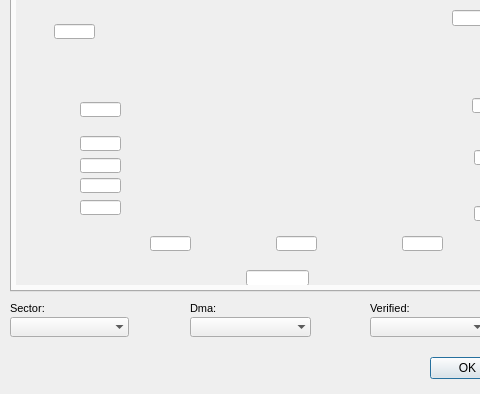
Qt form ui/ud_man_arc.ui (Giswater/giswater_qgis_plugin) before a commit; both pictures show x 0 to 480 and y 273 to 667 of the 599 by 667 pixel window.
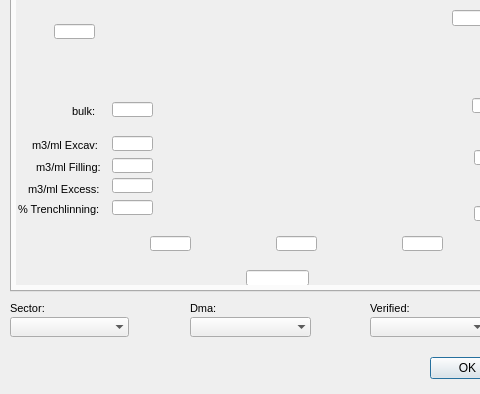
The same form after that commit. The open tabs and pages were chosen to show the change.

The edit to the form file:
```diff
--- a/ui/ud_man_arc.ui
+++ b/ui/ud_man_arc.ui
@@ -9289,8 +9289,8 @@
        <rect>
         <x>0</x>
         <y>0</y>
-        <width>560</width>
-        <height>407</height>
+        <width>98</width>
+        <height>28</height>
        </rect>
       </property>
       <attribute name="label">
@@ -9336,7 +9336,7 @@
       <widget class="QLineEdit" name="m3mlexc_2">
        <property name="geometry">
         <rect>
-         <x>64</x>
+         <x>96</x>
          <y>258</y>
          <width>41</width>
          <height>15</height>
@@ -9373,7 +9373,7 @@
       <widget class="QLineEdit" name="m3mlexcess_2">
        <property name="geometry">
         <rect>
-         <x>64</x>
+         <x>96</x>
          <y>300</y>
          <width>41</width>
          <height>15</height>
@@ -9484,7 +9484,7 @@
       <widget class="QLineEdit" name="m2mltrenchl_2">
        <property name="geometry">
         <rect>
-         <x>64</x>
+         <x>96</x>
          <y>322</y>
          <width>41</width>
          <height>15</height>
@@ -9558,7 +9558,7 @@
       <widget class="QLineEdit" name="bulk">
        <property name="geometry">
         <rect>
-         <x>64</x>
+         <x>96</x>
          <y>224</y>
          <width>41</width>
          <height>15</height>
@@ -9854,7 +9854,7 @@
       <widget class="QLineEdit" name="m3mlfill_2">
        <property name="geometry">
         <rect>
-         <x>64</x>
+         <x>96</x>
          <y>280</y>
          <width>41</width>
          <height>15</height>
@@ -9925,6 +9925,171 @@
         <set>Qt::AlignCenter</set>
        </property>
       </widget>
+      <widget class="QLabel" name="label_date_event_to_4">
+       <property name="geometry">
+        <rect>
+         <x>20</x>
+         <y>278</y>
+         <width>73</width>
+         <height>22</height>
+        </rect>
+       </property>
+       <property name="font">
+        <font>
+         <pointsize>8</pointsize>
+        </font>
+       </property>
+       <property name="frameShape">
+        <enum>QFrame::NoFrame</enum>
+       </property>
+       <property name="frameShadow">
+        <enum>QFrame::Raised</enum>
+       </property>
+       <property name="text">
+        <string>m3/ml Filling:</string>
+       </property>
+       <property name="textFormat">
+        <enum>Qt::AutoText</enum>
+       </property>
+       <property name="scaledContents">
+        <bool>false</bool>
+       </property>
+       <property name="margin">
+        <number>3</number>
+       </property>
+      </widget>
+      <widget class="QLabel" name="label_date_event_to_6">
+       <property name="geometry">
+        <rect>
+         <x>56</x>
+         <y>222</y>
+         <width>39</width>
+         <height>22</height>
+        </rect>
+       </property>
+       <property name="font">
+        <font>
+         <pointsize>8</pointsize>
+        </font>
+       </property>
+       <property name="frameShape">
+        <enum>QFrame::NoFrame</enum>
+       </property>
+       <property name="frameShadow">
+        <enum>QFrame::Raised</enum>
+       </property>
+       <property name="text">
+        <string>bulk:</string>
+       </property>
+       <property name="textFormat">
+        <enum>Qt::AutoText</enum>
+       </property>
+       <property name="scaledContents">
+        <bool>false</bool>
+       </property>
+       <property name="margin">
+        <number>3</number>
+       </property>
+      </widget>
+      <widget class="QLabel" name="label_date_event_to_2">
+       <property name="geometry">
+        <rect>
+         <x>2</x>
+         <y>320</y>
+         <width>87</width>
+         <height>22</height>
+        </rect>
+       </property>
+       <property name="font">
+        <font>
+         <pointsize>8</pointsize>
+        </font>
+       </property>
+       <property name="frameShape">
+        <enum>QFrame::NoFrame</enum>
+       </property>
+       <property name="frameShadow">
+        <enum>QFrame::Raised</enum>
+       </property>
+       <property name="text">
+        <string>% Trenchlinning:</string>
+       </property>
+       <property name="textFormat">
+        <enum>Qt::AutoText</enum>
+       </property>
+       <property name="scaledContents">
+        <bool>false</bool>
+       </property>
+       <property name="margin">
+        <number>3</number>
+       </property>
+      </widget>
+      <widget class="QLabel" name="label_date_event_to_5">
+       <property name="geometry">
+        <rect>
+         <x>16</x>
+         <y>256</y>
+         <width>73</width>
+         <height>22</height>
+        </rect>
+       </property>
+       <property name="font">
+        <font>
+         <pointsize>8</pointsize>
+        </font>
+       </property>
+       <property name="frameShape">
+        <enum>QFrame::NoFrame</enum>
+       </property>
+       <property name="frameShadow">
+        <enum>QFrame::Raised</enum>
+       </property>
+       <property name="text">
+        <string>m3/ml Excav:</string>
+       </property>
+       <property name="textFormat">
+        <enum>Qt::AutoText</enum>
+       </property>
+       <property name="scaledContents">
+        <bool>false</bool>
+       </property>
+       <property name="margin">
+        <number>3</number>
+       </property>
+      </widget>
+      <widget class="QLabel" name="label_date_event_to_3">
+       <property name="geometry">
+        <rect>
+         <x>12</x>
+         <y>300</y>
+         <width>73</width>
+         <height>22</height>
+        </rect>
+       </property>
+       <property name="font">
+        <font>
+         <pointsize>8</pointsize>
+        </font>
+       </property>
+       <property name="frameShape">
+        <enum>QFrame::NoFrame</enum>
+       </property>
+       <property name="frameShadow">
+        <enum>QFrame::Raised</enum>
+       </property>
+       <property name="text">
+        <string>m3/ml Excess:</string>
+       </property>
+       <property name="textFormat">
+        <enum>Qt::AutoText</enum>
+       </property>
+       <property name="scaledContents">
+        <bool>false</bool>
+       </property>
+       <property name="margin">
+        <number>3</number>
+       </property>
+      </widget>
      </widget>
     </widget>
    </widget>
```
Left out of the diff: 42 changed lines with no effect on the pictures.
